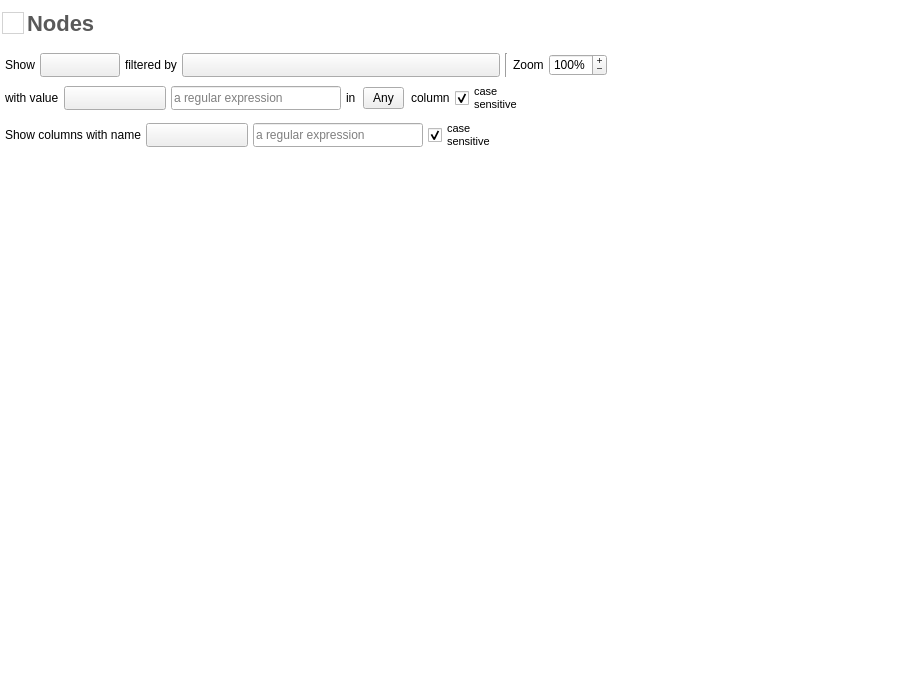
The window that plugins/view/TableView/TableView.ui (Tulip-Dev/tulip) describes before a commit, drawn with Qt 5.
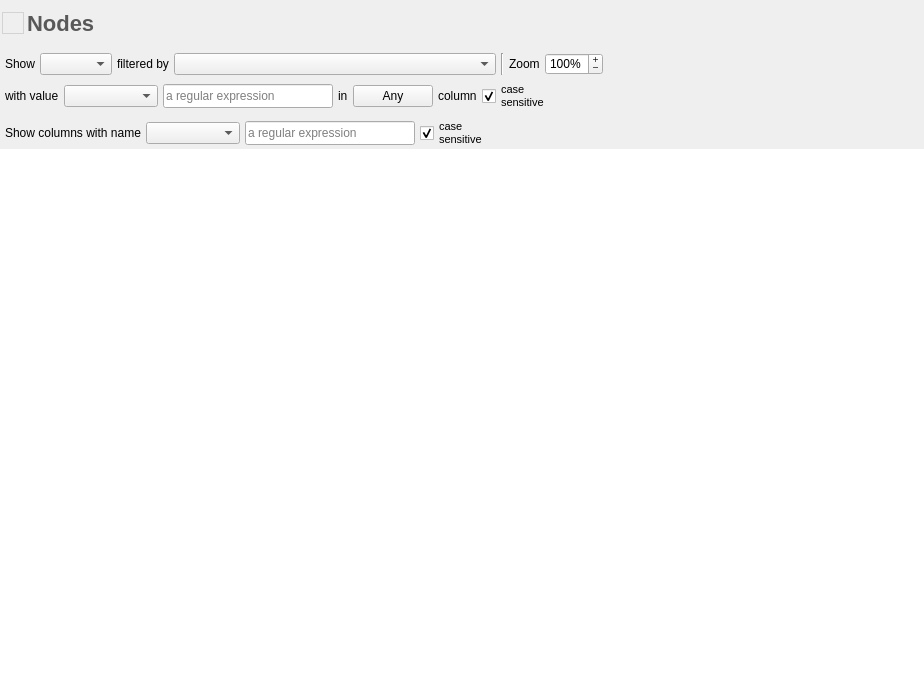
The same window after the commit. Icons and pictures are not drawn. Custom widgets are drawn as their Qt base class.

Commit message: plugins style sheets cleanup: use the perspective main window style sheet as much as possible

Diff of the .ui file:
```diff
--- a/plugins/view/TableView/TableView.ui
+++ b/plugins/view/TableView/TableView.ui
@@ -1,7 +1,7 @@
 <?xml version="1.0" encoding="UTF-8"?>
 <ui version="4.0">
  <class>TableViewWidget</class>
- <widget class="QWidget" name="TableViewWidget">
+ <widget class="QWidget" name="tableViewWidget">
   <property name="geometry">
    <rect>
     <x>0</x>
@@ -10,126 +10,6 @@
     <height>680</height>
    </rect>
   </property>
-  <property name="styleSheet">
-   <string notr="true">#TableViewWidget{
-background-color:white;
-}
-
-QComboBox QAbstractItemView {
-background-color: white;
-color: black;
-border: 1px solid darkgray;
-}
-
-QPushButton, QComboBox {
-border-image: url(:/tulip/gui/ui/btn_26.png) 4;
-border-width: 4;
-padding: 0px 6px;
-font-size: 12px;
-}
-
-QPushButton::flat {
-border-image: none;
-border-width: 4;
-padding: 0px 6px;
-font-size: 12px;
-background-color: transparent;
-}
-
-QPushButton, QComboBox, QLabel {
-color: black;
-}
-
-QPushButton:hover, QComboBox:hover {
-border-image: url(:/tulip/gui/ui/btn_26_hover.png) 4;
-}
-
-QPushButton:disabled, QComboBox::disabled {
-color:gray;
-}
-
-QPushButton:pressed{
-border-image: url(:/tulip/gui/ui/btn_26_pressed.png) 4;
-}
-
-QPushButton::menu-indicator{
-subcontrol-origin: margin;
-subcontrol-position: center right;
-right: 4px;
-}
-
-QPushButton {
-outline: none;
-margin: 2
-}
-
-QComboBox::down-arrow {
-image: url(:/tulip/gui/ui/combobox_arrow.png);
-}
-
-QComboBox:drop-down {
-subcontrol-origin: padding;
-subcontrol-position: top right;
-border-left-style: none; 
-border-top-right-radius: 1px;
-border-bottom-right-radius: 1px;
-}
-
-QDockWidget:title {
-border-image:none;
-background-color: qlineargradient(x1: 0, y1: 0, x2: 0.0, y2: 1.0,
-stop: 0 #838383,
-stop: 0.4 #707070,
-stop: 0.401 #636363,
-stop: 1 #4a4a4a);
-border: 0px solid black;
-color: white;
-text-align: center;
-color: white;
-}
-
-QSplitter::handle {
-background-color: #C0C0C0;
-border-width:0px;
-}
-
-QFrame[ bottomFrame = &quot;true&quot; ] * {
-color: black;
-font: bold 11px;
-}
-
-QFrame[ bottomFrame = &quot;true&quot; ] {
-border-top: 1px solid rgba(117,117,117,255);
-border-bottom: 1px solid rgba(117,117,117,255);
-border-right: 1px solid rgba(117,117,117,255);
-border-left: 0px;
-background-color: qlineargradient(spread:pad, x1:0, y1:0, x2:, y2:1, 
-stop:0 rgb(75,75,75),
-stop:1 rgb(60, 60, 60));
-}
-
-QFrame[ bottomFrame = &quot;true&quot; ] QPushButton {
-border: 0px;
-border-image: none;
-}
-
-QFrame[ bottomFrame = &quot;true&quot; ] QPushButton:hover {
-border: 0px;
-border-image: none;
-background-color: qlineargradient(spread:pad, x1:0, y1:0, x2:, y2:1, 
-stop:0 rgb(85,85,85),
-stop:1 rgb(70, 70, 70));
-}
-
-QFrame[ bottomFrame = &quot;true&quot; ] QPushButton:pressed, QFrame[ bottomFrame = &quot;true&quot; ] .QPushButton:checked {
-border: 0px;
-border-image: none;
-background-color: qlineargradient(spread:pad, x1:0, y1:0, x2:, y2:1, 
-stop:0 rgb(105,105,105),
-stop:1 rgb(90, 90, 90));
-}
-</string>
-  </property>
   <layout class="QVBoxLayout" name="verticalLayout_2">
    <property name="margin">
     <number>0</number>
@@ -177,14 +57,9 @@
           <property name="styleSheet">
            <string>QToolButton {
 border: none;
-background-color: white;
-}
-QToolButton:pressed{
-border-image: url(:/tulip/gui/ui/btn_26_pressed.png) 4;
 }
 QToolButton:checked {
   border: 1px solid lightgray;
-  background-color: white;
 }
 </string>
           </property>
@@ -606,6 +481,28 @@
        </widget>
       </item>
       <item>
+	<widget class="QFrame" name="frame_2">
+	  <property name="styleSheet">
+	    <string notr="true">
+#frame_2 {
+border-right: 0px;
+}
+QFrame[ section=&quot;true&quot; ] {
+border: 1px solid #D9D9D9;
+padding-top: 0px;
+}</string>
+	  </property>
+	  <property name="section" stdset="0">
+	    <bool>true</bool>
+	  </property>
+	  <layout class="QVBoxLayout" name="verticalLayout_2">
+	    <property name="spacing">
+	      <number>0</number>
+	    </property>
+	    <property name="margin">
+	      <number>0</number>
+	    </property>
+	    <item>
        <widget class="NavigableTableView" name="table">
         <property name="contextMenuPolicy">
          <enum>Qt::CustomContextMenu</enum>
@@ -628,6 +525,9 @@
         <attribute name="verticalHeaderMinimumSectionSize">
          <number>30</number>
         </attribute>
+	      </widget>
+	    </item>
+	  </layout>
        </widget>
       </item>
      </layout>
```
Lines whose indentation alone changed are shown as unchanged. The commit also changes 22 other files.
